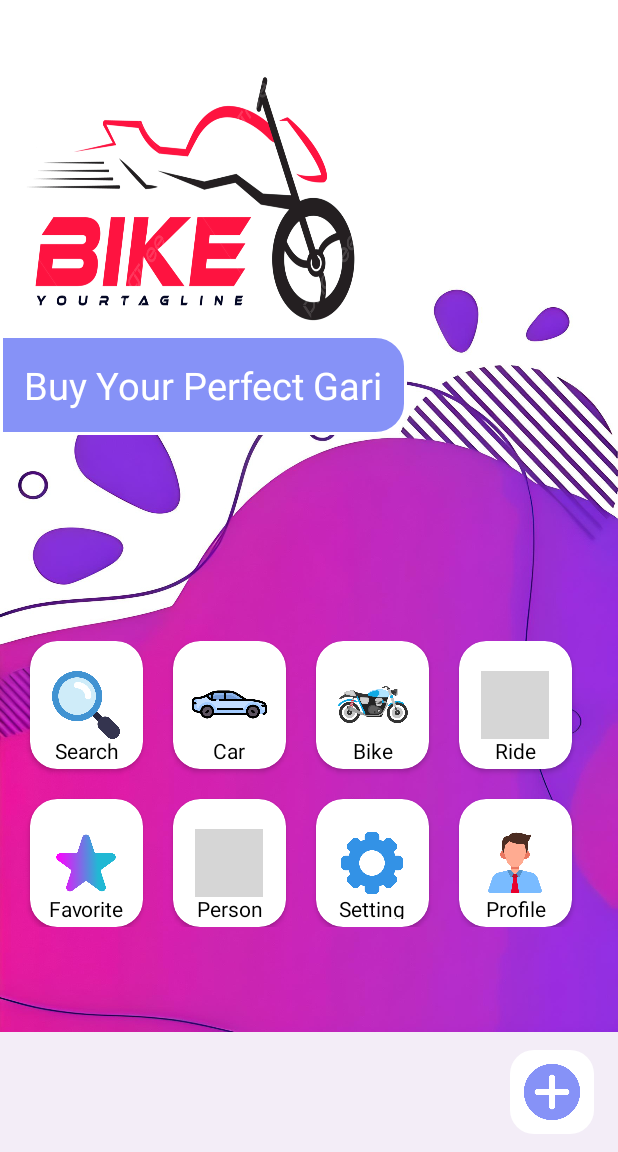
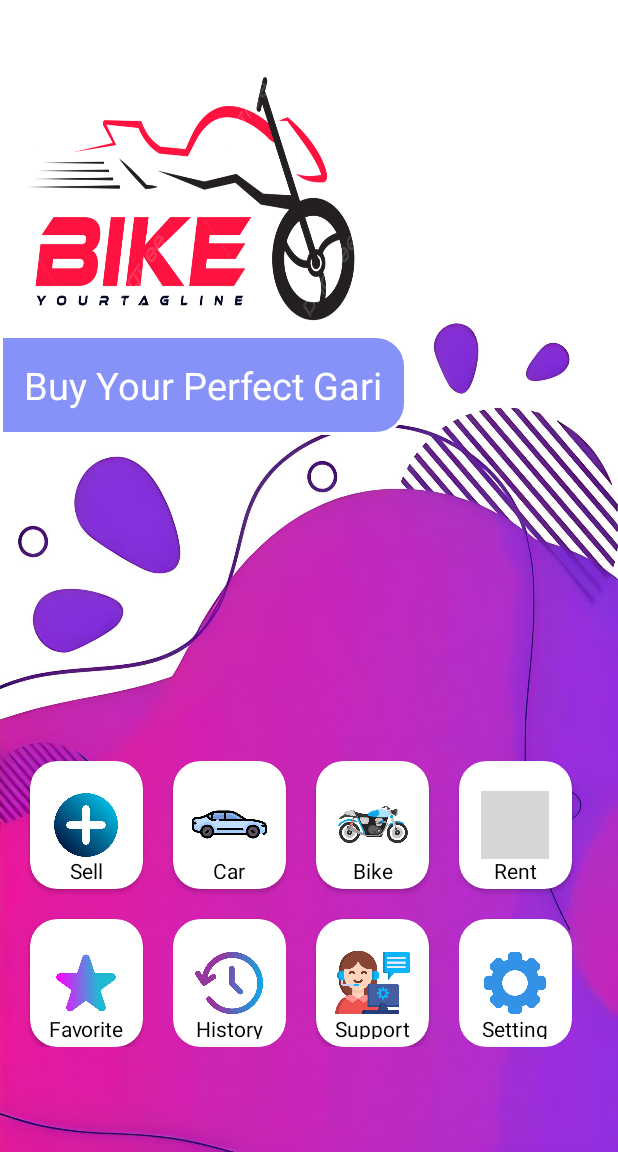
Before and after one commit to MD-SAKIB-HASNAT/GariLagbe, an Android app: the HomeFragment screen opened directly, with no data from a screen before it, on a phone screen of 412 x 824 dp, the part 84-1236 px from its top. Run offline under Robolectric (Android 15) with nearby library versions, the phone set to English and light mode, and no system bars; grey boxes are pictures that could not be loaded.

Commit message:
Remove bottom nav , move the create bottomsheet button, change some icons

```diff
--- a/app/src/main/java/com/example/garilagbe/HomeFragment.java
+++ b/app/src/main/java/com/example/garilagbe/HomeFragment.java
@@ -1,19 +1,105 @@
 package com.example.garilagbe;
 
+import android.app.Dialog;
+import android.graphics.Color;
+import android.graphics.drawable.ColorDrawable;
 import android.os.Bundle;
 
+import androidx.cardview.widget.CardView;
 import androidx.fragment.app.Fragment;
 
+import android.view.Gravity;
 import android.view.LayoutInflater;
 import android.view.View;
 import android.view.ViewGroup;
+import android.view.Window;
+import android.widget.ImageView;
+import android.widget.LinearLayout;
+import android.widget.Toast;
 
 
 public class HomeFragment extends Fragment {
 
+
     public View onCreateView(LayoutInflater inflater, ViewGroup container,
                              Bundle savedInstanceState) {
         // Inflate the layout for this fragment
-        return inflater.inflate(R.layout.fragment_home, container, false);
+        View view = inflater.inflate(R.layout.fragment_home, container, false);
+        CardView btnPost = view.findViewById(R.id.cardbtn_post);
+
+        btnPost.setOnClickListener(new View.OnClickListener() {
+            @Override
+            public void onClick(View view) {
+                showBottomDialog();
+                //Toast.makeText(MainHome.this,"Upload a Video is clicked",Toast.LENGTH_SHORT).show();
+            }
+        });
+        return view;
+    }
+
+    private void showBottomDialog() {
+
+        final Dialog dialog = new Dialog(getContext());
+        dialog.requestWindowFeature(Window.FEATURE_NO_TITLE);
+        dialog.setContentView(R.layout.bottomsheetlayout);
+
+        LinearLayout videoLayout = dialog.findViewById(R.id.layoutVideo);
+        LinearLayout photoLayout = dialog.findViewById(R.id.layoutPhoto);
+        LinearLayout shortsLayout = dialog.findViewById(R.id.layoutShorts);
+        LinearLayout liveLayout = dialog.findViewById(R.id.layoutLive);
+        ImageView cancelButton = dialog.findViewById(R.id.cancelButton);
+
+        photoLayout.setOnClickListener(new View.OnClickListener() {
+            @Override
+            public void onClick(View v) {
+
+                dialog.dismiss();
+                Toast.makeText(getContext(), "Upload a Photo is clicked", Toast.LENGTH_SHORT).show();
+
+            }
+        });
+
+        videoLayout.setOnClickListener(new View.OnClickListener() {
+            @Override
+            public void onClick(View v) {
+
+                dialog.dismiss();
+                Toast.makeText(getContext(), "Upload a Video is clicked", Toast.LENGTH_SHORT).show();
+
+            }
+        });
+
+        shortsLayout.setOnClickListener(new View.OnClickListener() {
+            @Override
+            public void onClick(View v) {
+
+                dialog.dismiss();
+                Toast.makeText(getContext(), "Create a short is Clicked", Toast.LENGTH_SHORT).show();
+
+            }
+        });
+
+        liveLayout.setOnClickListener(new View.OnClickListener() {
+            @Override
+            public void onClick(View v) {
+
+                dialog.dismiss();
+                Toast.makeText(getContext(), "Go live is Clicked", Toast.LENGTH_SHORT).show();
+
+            }
+        });
+
+        cancelButton.setOnClickListener(new View.OnClickListener() {
+            @Override
+            public void onClick(View view) {
+                dialog.dismiss();
+            }
+        });
+
+        dialog.show();
+        dialog.getWindow().setLayout(ViewGroup.LayoutParams.MATCH_PARENT, ViewGroup.LayoutParams.WRAP_CONTENT);
+        dialog.getWindow().setBackgroundDrawable(new ColorDrawable(Color.TRANSPARENT));
+        dialog.getWindow().getAttributes().windowAnimations = R.style.DialogAnimation;
+        dialog.getWindow().setGravity(Gravity.BOTTOM);
     }
 }
--- a/app/src/main/res/layout/activity_main_home.xml
+++ b/app/src/main/res/layout/activity_main_home.xml
@@ -27,8 +27,8 @@
         <FrameLayout
             android:layout_width="match_parent"
             android:layout_height="match_parent"
-            android:layout_marginBottom="80dp"
             android:id="@+id/frame_layout"/>
+
 
     </LinearLayout>
 
@@ -42,41 +42,5 @@
         app:itemIconTint="@color/lavender"
         app:itemTextColor="@color/lavender"/>
 
-    <androidx.coordinatorlayout.widget.CoordinatorLayout
-        android:layout_width="match_parent"
-        android:layout_height="match_parent">
-
-        <com.google.android.material.bottomappbar.BottomAppBar
-            android:id="@+id/bottomAppBar"
-            android:layout_width="match_parent"
-            android:layout_height="wrap_content"
-            android:layout_gravity="bottom"
-            android:background="@color/white"
-            app:fabCradleMargin="10dp"
-            app:fabCradleRoundedCornerRadius="50dp">
-
-            <com.google.android.material.bottomnavigation.BottomNavigationView
-                android:id="@+id/bottomNavigationView"
-                android:layout_width="wrap_content"
-                android:layout_height="wrap_content"
-                android:layout_marginEnd="20dp"
-                android:background="@android:color/transparent"
-                app:labelVisibilityMode="labeled"
-                app:menu="@menu/bottom_menu" />
-
-        </com.google.android.material.bottomappbar.BottomAppBar>
-        <com.google.android.material.floatingactionbutton.FloatingActionButton
-            android:layout_width="wrap_content"
-            android:layout_height="wrap_content"
-            android:backgroundTint="@color/white"
-            android:src="@drawable/add"
-            app:layout_anchor="@id/bottomAppBar"
-            app:maxImageSize="40dp"
-            android:id="@+id/fab"
-            app:tint="@color/lavender" />
-
-
-    </androidx.coordinatorlayout.widget.CoordinatorLayout>
-
 
 </androidx.drawerlayout.widget.DrawerLayout>
--- a/app/src/main/res/layout/fragment_home.xml
+++ b/app/src/main/res/layout/fragment_home.xml
@@ -40,7 +40,7 @@
         android:rowCount="2">
 
         <androidx.cardview.widget.CardView
-            android:id="@+id/p1"
+            android:id="@+id/cardbtn_post"
             android:layout_width="75dp"
             android:layout_height="85dp"
             android:layout_row="0"
@@ -53,14 +53,14 @@
                 android:layout_width="45dp"
                 android:layout_height="45dp"
                 android:layout_gravity="center"
-                android:src="@drawable/magnifier" />
+                android:src="@drawable/add" />
 
             <TextView
                 android:layout_width="match_parent"
                 android:layout_height="wrap_content"
                 android:layout_marginTop="63dp"
                 android:layout_marginBottom="5dp"
-                android:text="Search"
+                android:text="Sell"
                 android:textAlignment="center"
                 android:textColor="@color/black" />
         </androidx.cardview.widget.CardView>
@@ -136,7 +136,7 @@
                 android:layout_height="wrap_content"
                 android:layout_marginTop="63dp"
                 android:layout_marginBottom="5dp"
-                android:text="Ride"
+                android:text="Rent"
                 android:textAlignment="center"
                 android:textColor="@color/black" />
         </androidx.cardview.widget.CardView>
@@ -181,14 +181,14 @@
                 android:layout_width="45dp"
                 android:layout_height="45dp"
                 android:layout_gravity="center"
-                android:src="@drawable/folder" />
+                android:src="@drawable/history" />
 
             <TextView
                 android:layout_width="match_parent"
                 android:layout_height="wrap_content"
                 android:layout_marginTop="63dp"
                 android:layout_marginBottom="5dp"
-                android:text="Person"
+                android:text="History"
                 android:textAlignment="center"
                 android:textColor="@color/black" />
         </androidx.cardview.widget.CardView>
@@ -198,6 +198,32 @@
             android:layout_height="85dp"
             android:layout_row="1"
             android:layout_column="2"
+            android:layout_marginLeft="20dp"
+            android:layout_marginTop="20dp"
+            android:background="@color/white"
+            app:cardCornerRadius="18dp">
+            <ImageView
+                android:layout_width="50dp"
+                android:layout_height="50dp"
+                android:layout_gravity="center"
+                android:src="@drawable/support" />
+
+            <TextView
+                android:layout_width="match_parent"
+                android:layout_height="wrap_content"
+                android:layout_marginTop="63dp"
+                android:layout_marginBottom="5dp"
+                android:text="Support"
+                android:textAlignment="center"
+                android:textColor="@color/black" />
+
+        </androidx.cardview.widget.CardView>
+
+        <androidx.cardview.widget.CardView
+            android:layout_width="75dp"
+            android:layout_height="85dp"
+            android:layout_row="1"
+            android:layout_column="3"
             android:layout_marginLeft="20dp"
             android:layout_marginTop="20dp"
             android:background="@color/white"
@@ -218,32 +244,6 @@
                 android:textAlignment="center"
                 android:textColor="@color/black" />
         </androidx.cardview.widget.CardView>
-
-        <androidx.cardview.widget.CardView
-            android:layout_width="75dp"
-            android:layout_height="85dp"
-            android:layout_row="1"
-            android:layout_column="3"
-            android:layout_marginLeft="20dp"
-            android:layout_marginTop="20dp"
-            android:background="@color/white"
-            app:cardCornerRadius="18dp">
-
-            <ImageView
-                android:layout_width="45dp"
-                android:layout_height="45dp"
-                android:layout_gravity="center"
-                android:src="@drawable/p1" />
-
-            <TextView
-                android:layout_width="match_parent"
-                android:layout_height="wrap_content"
-                android:layout_marginTop="63dp"
-                android:layout_marginBottom="5dp"
-                android:text="Profile"
-                android:textAlignment="center"
-                android:textColor="@color/black" />
-        </androidx.cardview.widget.CardView>
     </GridLayout>
 
 
--- a/app/src/main/res/menu/nav_menu.xml
+++ b/app/src/main/res/menu/nav_menu.xml
@@ -9,22 +9,26 @@
 
         <item
             android:id="@+id/nav_home"
-            android:icon="@drawable/p1"
+            android:icon="@drawable/home"
             android:title="Home"/>
 
         <item
+            android:id="@+id/nav_profile"
+            android:icon="@drawable/p1"
+            android:title="Profile"/>
+        <item
             android:id="@+id/nav_settings"
-            android:icon="@drawable/p1"
-            android:title="Settings"/>
+            android:icon="@drawable/profilesetting"
+            android:title="Profile Settings"/>
 
         <item
             android:id="@+id/nav_share"
-            android:icon="@drawable/p1"
+            android:icon="@drawable/share"
             android:title="Share"/>
 
         <item
             android:id="@+id/nav_about"
-            android:icon="@drawable/p1"
+            android:icon="@drawable/info"
             android:title="About Us"/>
     </group>
     <item
@@ -33,7 +37,7 @@
         <menu>
             <item
                 android:id="@+id/nav_logout"
-                android:icon="@drawable/p1"
+                android:icon="@drawable/logout"
                 android:title="Logout"/>
         </menu>
 
```
Also changed, not shown: app/src/main/java/com/example/garilagbe/MainHome.java (+1 -67 lines), app/src/main/res/layout/bottomsheetlayout.xml (+42 -9 lines), app/src/main/res/drawable/logout.png, app/src/main/res/drawable/support.png.
